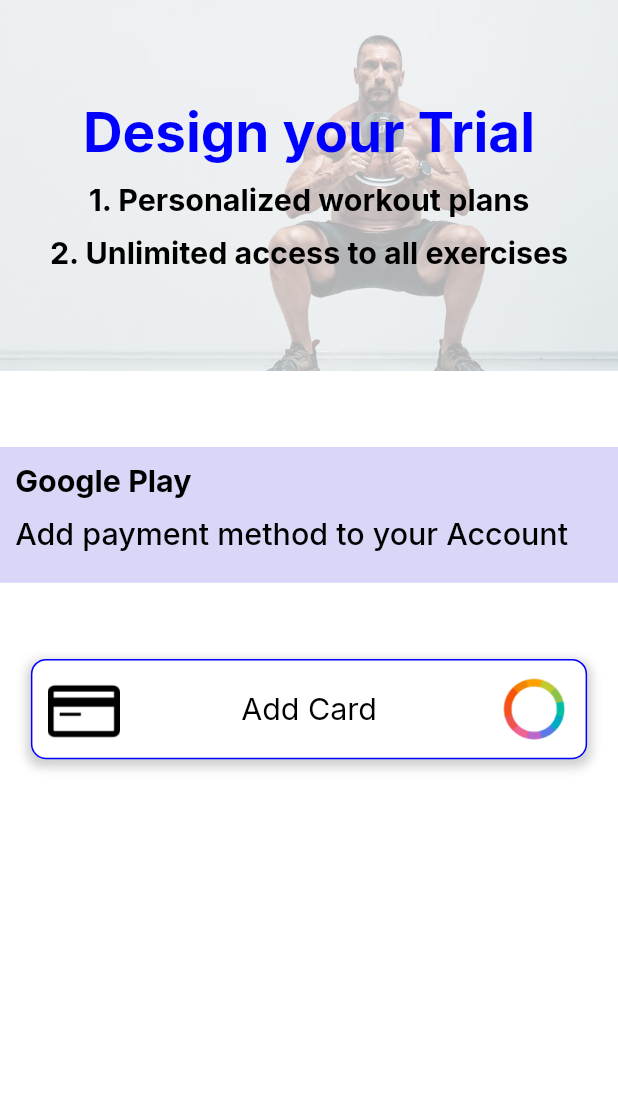
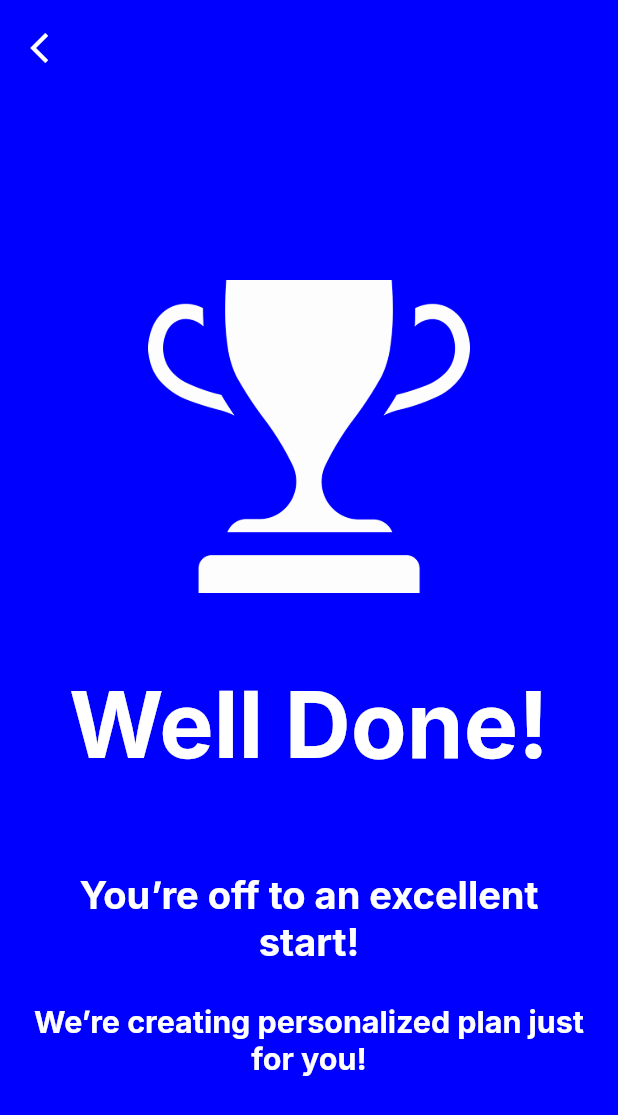
Before and after one commit to ImtiazChowdhuryWork/FitSnap_AI, a Flutter app: the AddPaymentMethodScreen screen opened by its route, after a tap on "Add Card", on a phone screen of 412 x 824 dp. Shown: the top 1115 px of the screen. Run offline on Flutter 3.47's test engine with Material 3 defaults, Android fonts, the phone set to English and light mode, and no system bars; drawn by our look-alikes of auto_animated; our stand-ins replace custom_navigation_bar, dio, flutter_screenutil, flutter_svg, get, get_it and 4 more; missing offline and left inert: dotlottie_loader; accounts and stored records are empty.

Commit message:
well done and first day screen added

```diff
--- a/lib/common_widgets/custom_back_button.dart
+++ b/lib/common_widgets/custom_back_button.dart
@@ -1,8 +1,11 @@
+import 'package:fitsnap_ai/gen/colors.gen.dart';
 import 'package:fitsnap_ai/helpers/navigation_service.dart';
 import 'package:flutter/material.dart';
 
 class CustomBackButton extends StatelessWidget {
-  const CustomBackButton({super.key});
+  final Color? iconColor;
+  final AlignmentGeometry? alignment;
+  const CustomBackButton({super.key, this.iconColor, this.alignment});
 
   @override
   Widget build(BuildContext context) {
@@ -10,7 +13,13 @@ class CustomBackButton extends StatelessWidget {
       onTap: () {
         NavigationService.goBack();
       },
-      child: Icon(Icons.arrow_back_ios),
+      child: Align(
+        alignment: alignment ?? Alignment.centerLeft,
+        child: Icon(
+          Icons.arrow_back_ios,
+          color: iconColor ?? AppColors.c000000,
+        ),
+      ),
     );
   }
 }
--- a/lib/features/add_payment_method/add_payment_method_screen.dart
+++ b/lib/features/add_payment_method/add_payment_method_screen.dart
@@ -1,6 +1,8 @@
 import 'package:fitsnap_ai/constants/text_font_style.dart';
 import 'package:fitsnap_ai/gen/assets.gen.dart';
 import 'package:fitsnap_ai/gen/colors.gen.dart';
+import 'package:fitsnap_ai/helpers/all_routes.dart';
+import 'package:fitsnap_ai/helpers/navigation_service.dart';
 import 'package:fitsnap_ai/helpers/ui_helpers.dart';
 import 'package:flutter/material.dart';
 import 'package:flutter_screenutil/flutter_screenutil.dart';
@@ -109,7 +111,9 @@ class AddPaymentMethodScreen extends StatelessWidget {
 
             ///Add Card Section
             InkWell(
-              onTap: () {},
+              onTap: () {
+                NavigationService.navigateTo(Routes.wellDoneScreen);
+              },
               child: Container(
                 width: 0.9.sw,
                 padding: EdgeInsets.all(10.sp),
--- /dev/null
+++ b/lib/features/well_done/well_done_screen.dart
@@ -0,0 +1,88 @@
+import 'package:fitsnap_ai/common_widgets/custom_back_button.dart';
+import 'package:fitsnap_ai/constants/text_font_style.dart';
+import 'package:fitsnap_ai/gen/assets.gen.dart';
+import 'package:fitsnap_ai/gen/colors.gen.dart';
+import 'package:fitsnap_ai/helpers/all_routes.dart';
+import 'package:fitsnap_ai/helpers/navigation_service.dart';
+import 'package:fitsnap_ai/helpers/ui_helpers.dart';
+import 'package:flutter/material.dart';
+import 'package:flutter_screenutil/flutter_screenutil.dart';
+
+class WellDoneScreen extends StatelessWidget {
+  const WellDoneScreen({super.key});
+
+  @override
+  Widget build(BuildContext context) {
+    return Scaffold(
+      backgroundColor: AppColors.c0000ff,
+      body: SafeArea(
+        child: InkWell(
+          onTap: () {
+            NavigationService.navigateToReplacement(Routes.firstDayScreen);
+          },
+          child: Padding(
+            padding: EdgeInsets.all(UIHelper.kDefaulutPadding()),
+            child: SingleChildScrollView(
+              child: Column(
+                children: [
+                  ///Button : Back Button
+                  Align(
+                    alignment: Alignment.centerLeft,
+                    child: CustomBackButton(
+                      iconColor: AppColors.cFFFFFF,
+                    ),
+                  ),
+                  UIHelper.verticalSpace(140.h),
+
+                  Image.asset(
+                    width: 195.w,
+                    height: 206.h,
+                    fit: BoxFit.cover,
+                    Assets.images.tropyImage.path,
+                  ),
+                  UIHelper.verticalSpace(50.h),
+
+                  ///Text : Well Done
+                  Text(
+                    "Well Done!",
+                    textAlign: TextAlign.center,
+                    style:
+                        TextFontStyle.headline25BoldcFFFFFFStyleInter.copyWith(
+                      fontSize: 60.sp,
+                      fontWeight: FontWeight.bold,
+                    ),
+                  ),
+                  UIHelper.verticalSpace(60.h),
+
+                  ///Text : You’re off to an excellent start!
+                  Text(
+                    "You’re off to an excellent start!",
+                    textAlign: TextAlign.center,
+                    style:
+                        TextFontStyle.headline25BoldcFFFFFFStyleInter.copyWith(
+                      fontSize: 25.sp,
+                      fontWeight: FontWeight.bold,
+                    ),
+                  ),
+                  UIHelper.verticalSpace(25.h),
+
+                  ///We’re creating personalized plan just for you!
+                  Text(
+                    "We’re creating personalized plan just for you!",
+                    textAlign: TextAlign.center,
+                    style:
+                        TextFontStyle.headline25BoldcFFFFFFStyleInter.copyWith(
+                      fontSize: 20.sp,
+                      fontWeight: FontWeight.bold,
+                    ),
+                  ),
+                  UIHelper.verticalSpace(10.h),
+                ],
+              ),
+            ),
+          ),
+        ),
+      ),
+    );
+  }
+}
--- a/lib/helpers/all_routes.dart
+++ b/lib/helpers/all_routes.dart
@@ -3,12 +3,14 @@ import 'dart:io';
 import 'package:fitsnap_ai/features/add_payment_method/add_payment_method_screen.dart';
 import 'package:fitsnap_ai/features/ceckout/checkout_screen.dart';
 import 'package:fitsnap_ai/features/create_customize_plan/create_customize_plan_screen.dart';
+import 'package:fitsnap_ai/features/first_day/first_day_screen.dart';
 import 'package:fitsnap_ai/features/sign_in/sign_in_screen.dart';
 import 'package:fitsnap_ai/features/registration_successful/registration_successful_screen.dart';
 import 'package:fitsnap_ai/features/reset_password/reset_pasword_screen.dart';
 import 'package:fitsnap_ai/features/send_verification_code/send_verificatin_code_screen.dart';
 import 'package:fitsnap_ai/features/sign_up/sign_up_screen.dart';
 import 'package:fitsnap_ai/features/verify_code/verify_code_screen.dart';
+import 'package:fitsnap_ai/features/well_done/well_done_screen.dart';
 import 'package:fitsnap_ai/navigation_screen.dart';
 import 'package:flutter/cupertino.dart';
 
@@ -34,6 +36,8 @@ final class Routes {
   static const String signUpScreen = '/signUpScreen';
   static const String navBarScreen = '/navBarScreen';
   static const String checkoutScreen = '/checkoutScreen';
+  static const String wellDoneScreen = '/wellDoneScreen';
+  static const String firstDayScreen = '/firstDayScreen';
   static const String addPaymentMethodScreen = '/addPaymentMethodScreen';
   static const String sendVerificationScreen = '/sendVerificationScreen';
   static const String verifyCodeScreen = '/verifyCodeScreen';
@@ -164,7 +168,7 @@ final class RouteGenerator {
                 builder: (context) => CreateCustomizePlanScreen(),
               );
 
-      ///createCustomizePlanScreen
+      ///checkoutScreen
       case Routes.checkoutScreen:
         return Platform.isAndroid
             ? _FadedTransitionRoute(
@@ -175,7 +179,7 @@ final class RouteGenerator {
                 builder: (context) => CheckoutScreen(),
               );
 
-      ///createCustomizePlanScreen
+      ///addPaymentMethodScreen
       case Routes.addPaymentMethodScreen:
         return Platform.isAndroid
             ? _FadedTransitionRoute(
@@ -184,6 +188,28 @@ final class RouteGenerator {
               )
             : CupertinoPageRoute(
                 builder: (context) => AddPaymentMethodScreen(),
+              );
+
+      ///wellDoneScreen
+      case Routes.wellDoneScreen:
+        return Platform.isAndroid
+            ? _FadedTransitionRoute(
+                widget: WellDoneScreen(),
+                settings: settings,
+              )
+            : CupertinoPageRoute(
+                builder: (context) => WellDoneScreen(),
+              );
+
+      ///firstDayScreen
+      case Routes.firstDayScreen:
+        return Platform.isAndroid
+            ? _FadedTransitionRoute(
+                widget: FirstDayScreen(),
+                settings: settings,
+              )
+            : CupertinoPageRoute(
+                builder: (context) => FirstDayScreen(),
               );
 
       default:
```
Also changed, not shown: lib/features/first_day/first_day_screen.dart (added, +79 -0 lines), lib/gen/assets.gen.dart (+10 -0 lines), assets/images/first_day_image.png (added), assets/images/tropy_image.png (added).
